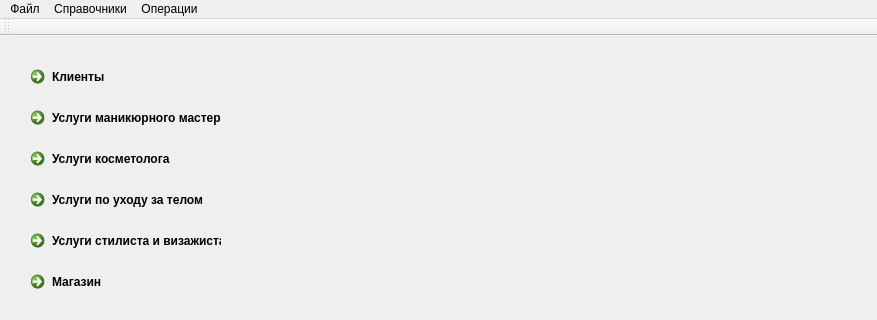
Old version of the form mainform.ui in the repository sergey4475/profi; both pictures show x 0 to 877 and y 0 to 320 of the 877 by 638 pixel window.
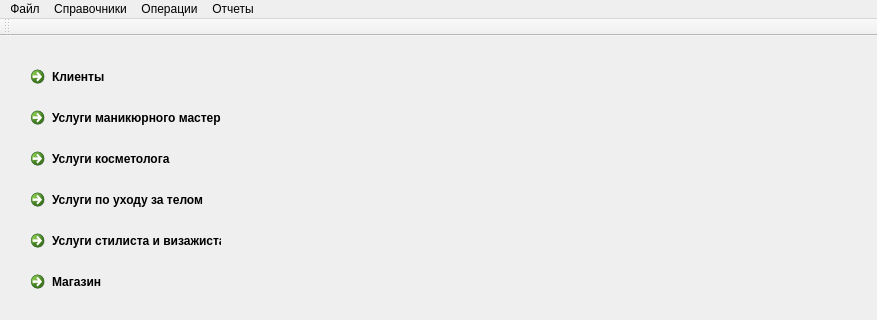
New version of the form. Icons and pictures are not drawn.

The edit to the form file:
```diff
--- a/mainform.ui
+++ b/mainform.ui
@@ -310,9 +310,15 @@
     </widget>
     <addaction name="menu_4"/>
    </widget>
+   <widget class="QMenu" name="menu_5">
+    <property name="title">
+     <string>Отчеты</string>
+    </property>
+   </widget>
    <addaction name="menu"/>
    <addaction name="menu_2"/>
    <addaction name="menu_3"/>
+   <addaction name="menu_5"/>
   </widget>
   <widget class="QStatusBar" name="statusBar"/>
   <widget class="QToolBar" name="toolBar">
```
